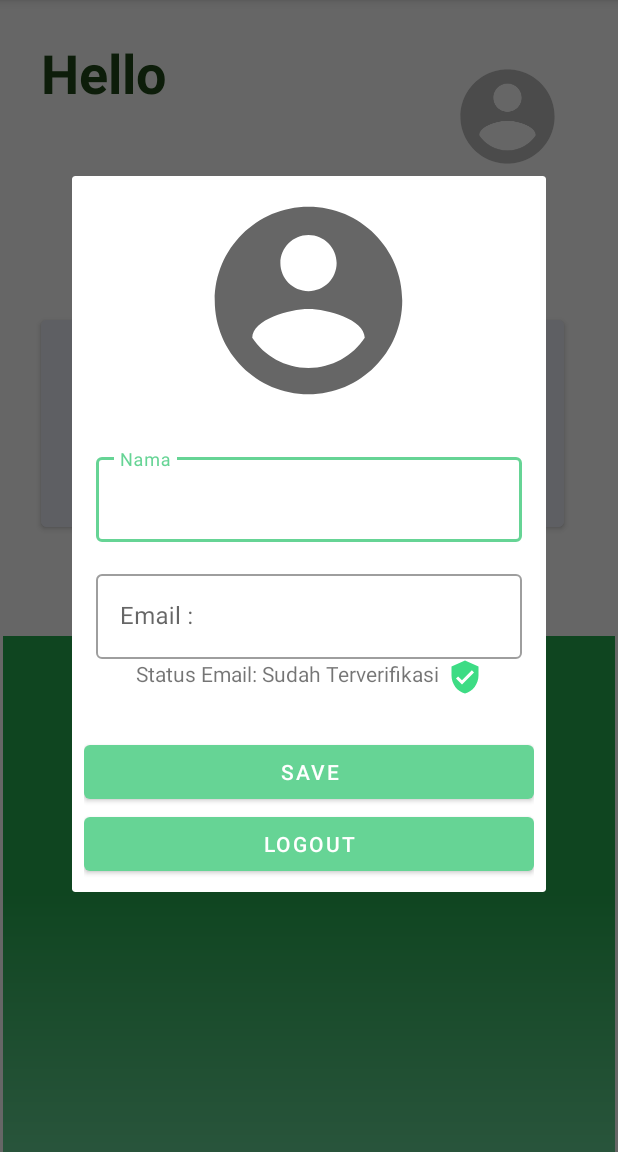
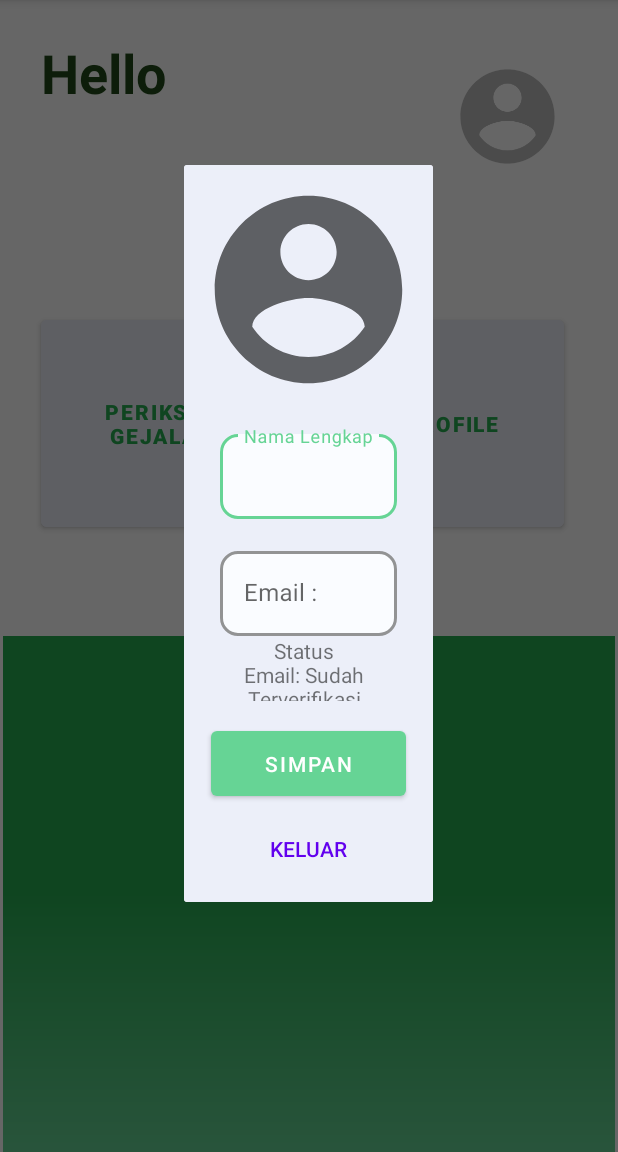
Before and after one commit to IkhwanNovertino/capstone-project-bangkit, an Android app: the fragment ProfileUserDialogFragment placed in its activity, on a phone screen of 412 x 824 dp, the part 84-1236 px from its top. Run offline under Robolectric (Android 15) with nearby library versions, the phone set to English and light mode, and no system bars; our stand-ins replace CircleImageView, Firebase (no records; nobody signed in at launch, a user with empty details on screens opened directly); pictures from the network do not load.

Commit message:
update UI profile user

```diff
--- a/DermaApp/app/src/main/res/layout/fragment_profile_user_dialog.xml
+++ b/DermaApp/app/src/main/res/layout/fragment_profile_user_dialog.xml
@@ -2,9 +2,11 @@
 <androidx.core.widget.NestedScrollView xmlns:android="http://schemas.android.com/apk/res/android"
     xmlns:tools="http://schemas.android.com/tools"
     android:layout_width="match_parent"
-    android:layout_height="wrap_content"
+    android:layout_height="match_parent"
+    xmlns:app="http://schemas.android.com/apk/res-auto"
     android:orientation="vertical"
     android:padding="8dp"
+    android:background="@color/grey"
     tools:context=".ProfileUserDialogFragment">
 
     <LinearLayout
@@ -33,8 +35,18 @@
             style="@style/Widget.MaterialComponents.TextInputLayout.OutlinedBox"
             android:layout_width="match_parent"
             android:layout_height="wrap_content"
-            android:layout_margin="8dp"
-            android:hint="Nama">
+            android:layout_marginStart="16dp"
+            android:layout_marginEnd="16dp"
+            app:hintTextColor="@color/light_green"
+            app:boxBackgroundColor="#FAFCFF"
+            app:boxStrokeColor="@color/light_green"
+            app:placeholderTextColor="@color/light_green"
+            app:boxStrokeWidth="2dp"
+            app:boxCornerRadiusBottomStart="12dp"
+            app:boxCornerRadiusTopStart="12dp"
+            app:boxCornerRadiusTopEnd="12dp"
+            app:boxCornerRadiusBottomEnd="12dp"
+            android:hint="Nama Lengkap">
 
             <com.google.android.material.textfield.TextInputEditText
                 android:id="@+id/ed_name"
@@ -49,7 +61,18 @@
             style="@style/Widget.MaterialComponents.TextInputLayout.OutlinedBox"
             android:layout_width="match_parent"
             android:layout_height="wrap_content"
-            android:layout_margin="8dp"
+            android:layout_marginStart="16dp"
+            android:layout_marginEnd="16dp"
+            android:layout_marginTop="16dp"
+            app:hintTextColor="@color/light_green"
+            app:boxBackgroundColor="#FAFCFF"
+            app:boxStrokeColor="@color/light_green"
+            app:placeholderTextColor="@color/light_green"
+            app:boxStrokeWidth="2dp"
+            app:boxCornerRadiusBottomStart="12dp"
+            app:boxCornerRadiusTopStart="12dp"
+            app:boxCornerRadiusTopEnd="12dp"
+            app:boxCornerRadiusBottomEnd="12dp"
             android:hint="@string/email">
 
             <com.google.android.material.textfield.TextInputEditText
@@ -99,22 +122,29 @@
 
         <Button
             android:id="@+id/btn_save"
-            android:layout_width="300dp"
+            android:layout_width="wrap_content"
             android:layout_height="wrap_content"
             android:layout_gravity="center"
             android:gravity="center"
-            android:text="Save" />
+            android:layout_marginTop="14dp"
+            android:paddingHorizontal="36dp"
+            android:paddingVertical="12dp"
+            android:text="Simpan" />
 
         <Button
             android:id="@+id/btn_logout"
-            android:layout_width="300dp"
+            style="@style/Widget.AppCompat.Button.Borderless"
+            android:layout_width="wrap_content"
             android:layout_gravity="center"
             android:gravity="center"
             android:layout_height="wrap_content"
-            android:text="Logout" />
+            android:layout_marginTop="1dp"
+            android:paddingHorizontal="36dp"
+            android:paddingVertical="12dp"
+            android:text="Keluar"
+            android:textColor="@color/purple_500"/>
 
 
     </LinearLayout>
 
-
 </androidx.core.widget.NestedScrollView>
```
Also changed, not shown: DermaApp/app/src/main/AndroidManifest.xml (+6 -3 lines), DermaApp/app/src/main/res/layout/activity_profile_user.xml (+32 -10 lines).
